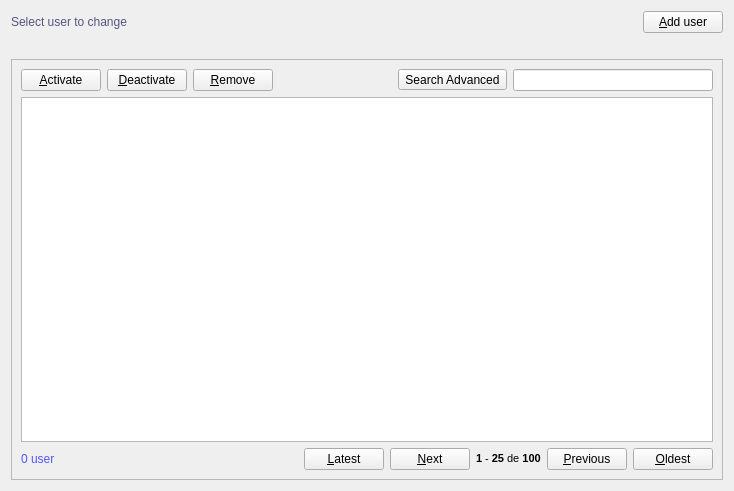
Qt form code/c++/gui/qt4/app-auth-and-session/src/resources/ui/user.ui (nycholas/nycholas) before a commit.
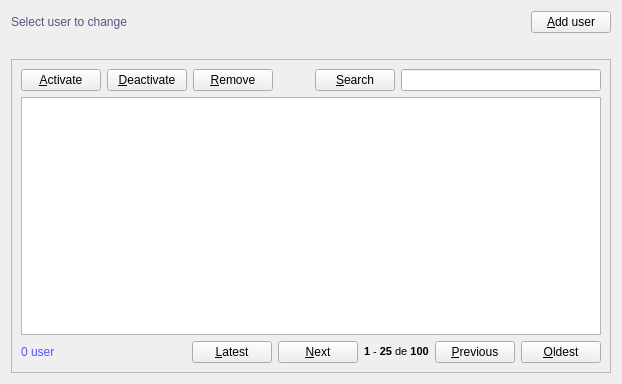
The same form after that commit. Icons and pictures are not drawn.

```diff
--- a/code/c++/gui/qt4/app-auth-and-session/src/resources/ui/user.ui
+++ b/code/c++/gui/qt4/app-auth-and-session/src/resources/ui/user.ui
@@ -6,8 +6,8 @@
    <rect>
     <x>0</x>
     <y>0</y>
-    <width>734</width>
-    <height>491</height>
+    <width>622</width>
+    <height>384</height>
    </rect>
   </property>
   <property name="windowTitle">
@@ -137,9 +137,9 @@
          </spacer>
         </item>
         <item>
-         <widget class="QToolButton" name="searchAdvancedToolButton">
+         <widget class="QPushButton" name="searchAdvancedPushButton">
           <property name="text">
-           <string>Search Advanced</string>
+           <string>&amp;Search</string>
           </property>
           <property name="icon">
            <iconset resource="../../../crud-2/resources/ui/resources.qrc">
@@ -149,7 +149,7 @@
            <string>Ctrl+K</string>
           </property>
           <property name="checkable">
-           <bool>true</bool>
+           <bool>false</bool>
           </property>
          </widget>
         </item>
```
Left out of the diff: 30 changed lines with no effect on the pictures.
